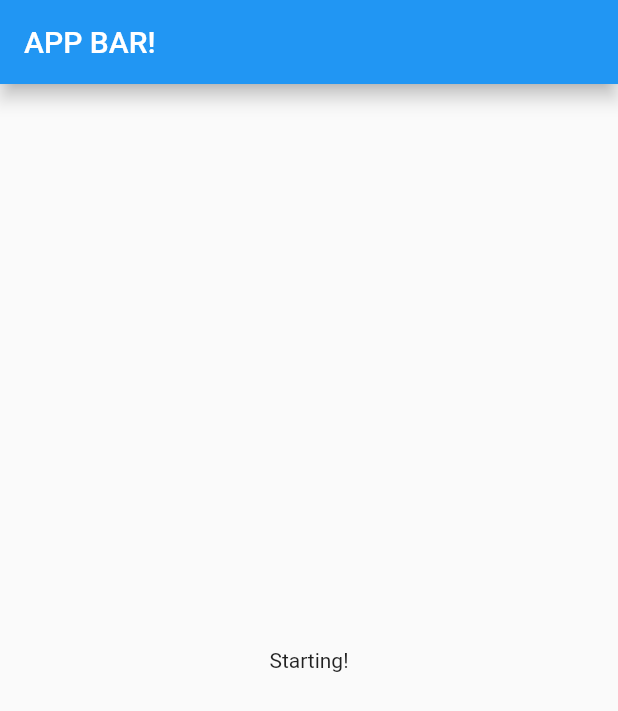
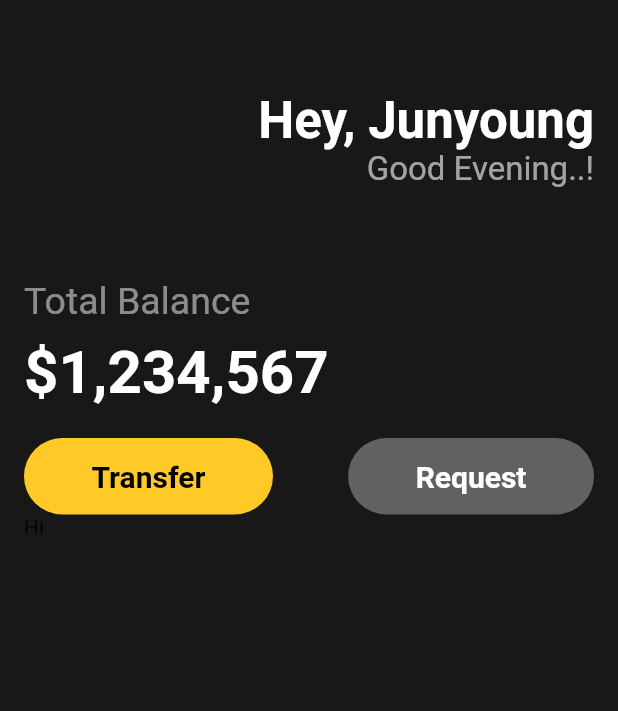
Before and after one commit to KJYoung/minor_projects, a Flutter app: the screen it shows after launch, on a phone screen of 412 x 824 dp. Shown: the top 711 px of the screen. Run offline on Flutter 3.47's test engine with Material 2 defaults, Android fonts, the phone set to English and light mode, and no system bars.

Commit message:
[Flutter] Basics 2

```diff
--- a/FlutterBasics/webtoonv/lib/main.dart
+++ b/FlutterBasics/webtoonv/lib/main.dart
@@ -1,4 +1,5 @@
 import 'package:flutter/material.dart';
+import 'package:webtoonv/widgets/button.dart';
 
 void main() {
   runApp(const App());
@@ -11,17 +12,81 @@ class App extends StatelessWidget {
   Widget build(BuildContext context) {
     return MaterialApp(
       home: Scaffold(
-        appBar: AppBar(
-          title: const Text(
-            "APP BAR!",
-            maxLines: 1,
-          ),
-          elevation: 5,
-        ),
-        body: const Center(
-          child: Text("Starting!"),
-        ),
-      ),
+          backgroundColor: const Color(0xFF181818),
+          body: Padding(
+            padding: const EdgeInsets.symmetric(vertical: 0, horizontal: 16),
+            child: Column(
+              crossAxisAlignment: CrossAxisAlignment.start,
+              children: [
+                const SizedBox(
+                  height: 60,
+                ),
+                Row(
+                  mainAxisAlignment: MainAxisAlignment.end,
+                  children: [
+                    Column(
+                      crossAxisAlignment: CrossAxisAlignment.end,
+                      children: [
+                        const Text(
+                          'Hey, Junyoung',
+                          style: TextStyle(
+                            color: Colors.white,
+                            fontSize: 34,
+                            fontWeight: FontWeight.w600,
+                          ),
+                        ),
+                        Text(
+                          'Good Evening..!',
+                          style: TextStyle(
+                            color: Colors.white.withOpacity(0.6),
+                            fontSize: 22,
+                          ),
+                        ),
+                      ],
+                    )
+                  ],
+                ),
+                const SizedBox(
+                  height: 60,
+                ),
+                Text('Total Balance',
+                    style: TextStyle(
+                      color: Colors.white.withOpacity(0.5),
+                      fontSize: 25,
+                    )),
+                const SizedBox(
+                  height: 10,
+                ),
+                const Text('\$1,234,567',
+                    style: TextStyle(
+                      color: Colors.white,
+                      fontSize: 40,
+                      fontWeight: FontWeight.w700,
+                    )),
+                const SizedBox(
+                  height: 20,
+                ),
+                Row(
+                  mainAxisAlignment: MainAxisAlignment.spaceBetween,
+                  children: [
+                    Button(
+                      text: 'Transfer',
+                      bgColor: Colors.amber.shade400,
+                      txtColor: Colors.black,
+                    ),
+                    Button(
+                      text: 'Request',
+                      bgColor: Colors.grey.shade700,
+                      txtColor: Colors.white,
+                    ),
+                  ],
+                ),
+                const Row(
+                  children: [Text('Hi')],
+                ),
+              ],
+            ),
+          )),
     );
   }
 }
--- /dev/null
+++ b/FlutterBasics/webtoonv/lib/widgets/button.dart
@@ -0,0 +1,37 @@
+import 'package:flutter/material.dart';
+
+class Button extends StatelessWidget {
+  final String text;
+  final Color bgColor;
+  final Color txtColor;
+
+  const Button({
+    super.key,
+    required this.text,
+    required this.bgColor,
+    required this.txtColor,
+  });
+
+  @override
+  Widget build(BuildContext context) {
+    return Container(
+      decoration: BoxDecoration(
+        color: bgColor,
+        borderRadius: BorderRadius.circular(30.0),
+      ),
+      child: Padding(
+          padding: const EdgeInsets.symmetric(
+            vertical: 14,
+            horizontal: 45,
+          ),
+          child: Text(
+            text,
+            style: TextStyle(
+              fontSize: 20,
+              fontWeight: FontWeight.w600,
+              color: txtColor,
+            ),
+          )),
+    );
+  }
+}
```
Also changed, not shown: 2 other files.
